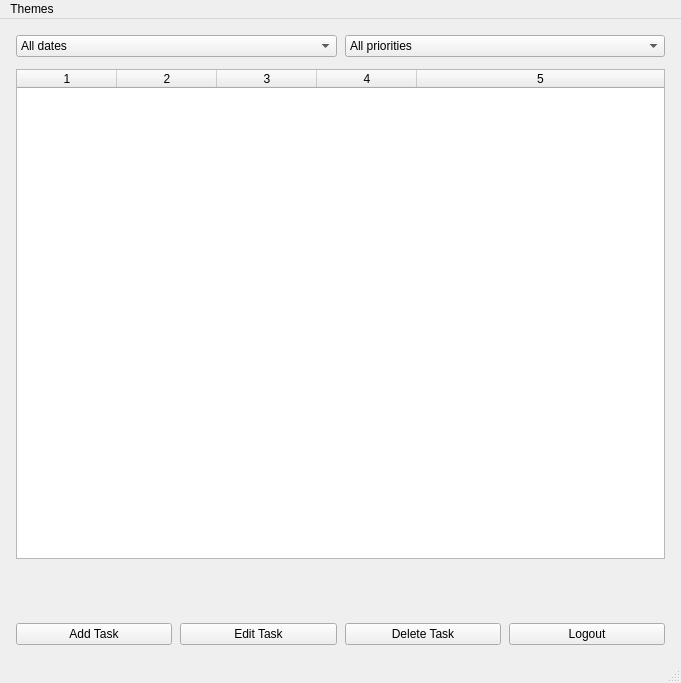
This is ui/mainwindow.ui in emalinovska/PlannerGUI as Qt 5 draws it before an edit. The edited form follows.
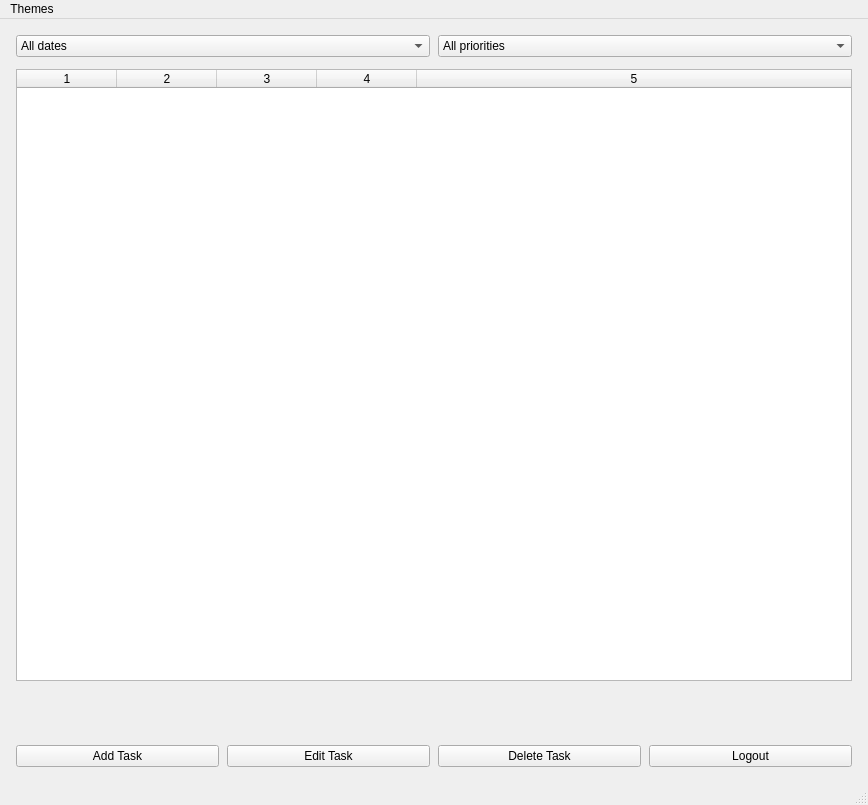
This is the edited form.

Patch:
```diff
--- a/ui/mainwindow.ui
+++ b/ui/mainwindow.ui
@@ -6,8 +6,8 @@
    <rect>
     <x>0</x>
     <y>0</y>
-    <width>681</width>
-    <height>683</height>
+    <width>868</width>
+    <height>805</height>
    </rect>
   </property>
   <property name="windowTitle">
@@ -136,6 +136,9 @@
       <attribute name="horizontalHeaderStretchLastSection">
        <bool>true</bool>
       </attribute>
+      <attribute name="verticalHeaderMinimumSectionSize">
+       <number>18</number>
+      </attribute>
       <column/>
       <column/>
       <column/>
@@ -208,7 +211,7 @@
     <rect>
      <x>0</x>
      <y>0</y>
-     <width>681</width>
+     <width>868</width>
      <height>25</height>
     </rect>
    </property>
```
